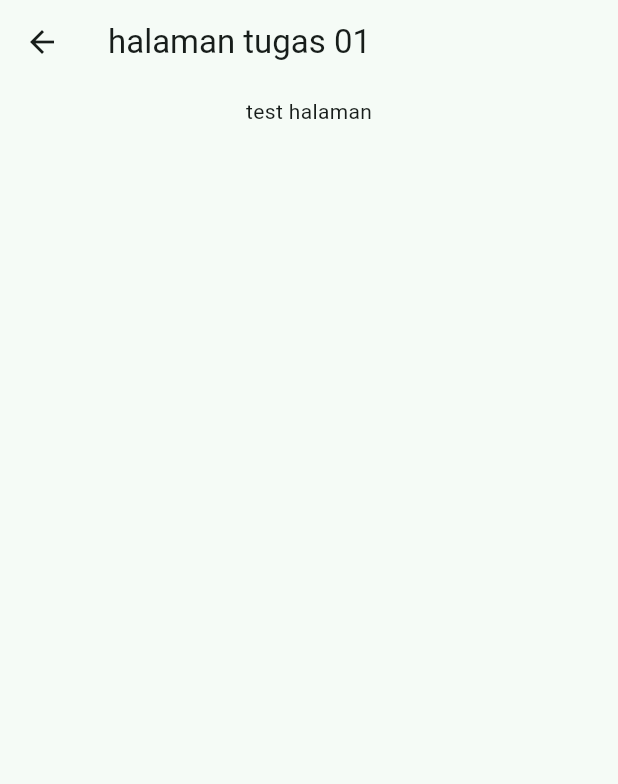
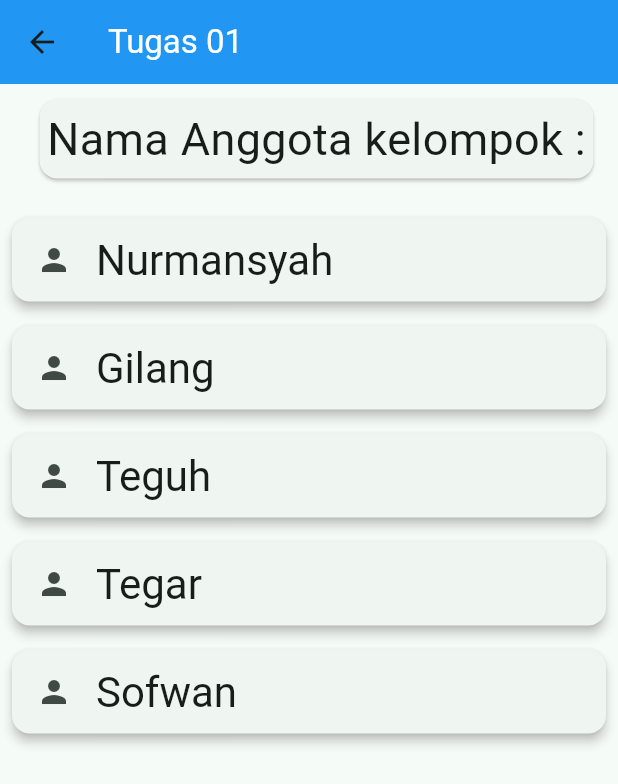
Before and after one commit to adoajah0989/Mobile-Programing, a Flutter app: the tugas1 screen opened directly, on a phone screen of 412 x 824 dp. Shown: the top 784 px of the screen. Run offline on Flutter 3.47's test engine with Material 3 defaults, Android fonts, the phone set to English and light mode, and no system bars; missing offline and left inert: dart:html; network calls fail.

Commit message:
update tugas 3

```diff
--- a/latihan_1/lib/page/tugas1.dart
+++ b/latihan_1/lib/page/tugas1.dart
@@ -3,19 +3,65 @@
 import 'package:flutter/material.dart';
 
 class tugas1 extends StatelessWidget {
+  List<String> namaAnggotaKelompok = [
+    'Nurmansyah',
+    'Gilang',
+    'Teguh',
+    'Tegar',
+    'Sofwan'
+  ];
+
   @override
   Widget build(BuildContext context) {
     return Scaffold(
       appBar: AppBar(
-        title: Text('halaman tugas 01'),
+        backgroundColor: Colors.blue,
+        title: Text(
+          'Tugas 01',
+          style: TextStyle(color: Colors.white),
+        ),
       ),
-      body: Center(
+      body: Padding(
+          padding: EdgeInsets.zero,
           child: Column(
             mainAxisAlignment: MainAxisAlignment.start,
-        children: <Widget>[
-          Padding(padding: const EdgeInsets.all(8.0), child: Text('test halaman'))
-        ],
-      )),
+            children: <Widget>[
+              const Card(
+                  margin: EdgeInsets.only(top: 10.0, left: 10.0),
+                  child: Padding(
+                      padding: EdgeInsets.all(5.0),
+                      child: Column(
+                        children: <Widget>[
+                          Text('Nama Anggota kelompok :',
+                              style: TextStyle(
+                                fontSize: 30,
+                              )),
+                        ],
+                      ))),
+              const SizedBox(height: 10),
+              Padding(
+                padding: const EdgeInsets.all(8.0),
+                child: Column(
+                  crossAxisAlignment: CrossAxisAlignment.start,
+                  children: [
+                    for (var i = 0; i < namaAnggotaKelompok.length; i++)
+                      Card(
+                        elevation: 3,
+                        margin: EdgeInsets.symmetric(vertical: 8.0),
+                        child: ListTile(
+                          leading:
+                              Icon(Icons.person), // Logo person di sisi kiri
+                          title: Text(
+                            namaAnggotaKelompok[i],
+                            style: Theme.of(context).textTheme.headlineMedium,
+                          ),
+                        ),
+                      ),
+                  ],
+                ),
+              ),
+            ],
+          )),
     );
   }
 }
```
Also changed, not shown: latihan_1/lib/main.dart (+39 -65 lines), latihan_1/lib/page/tugas2.dart (+108 -9 lines).
